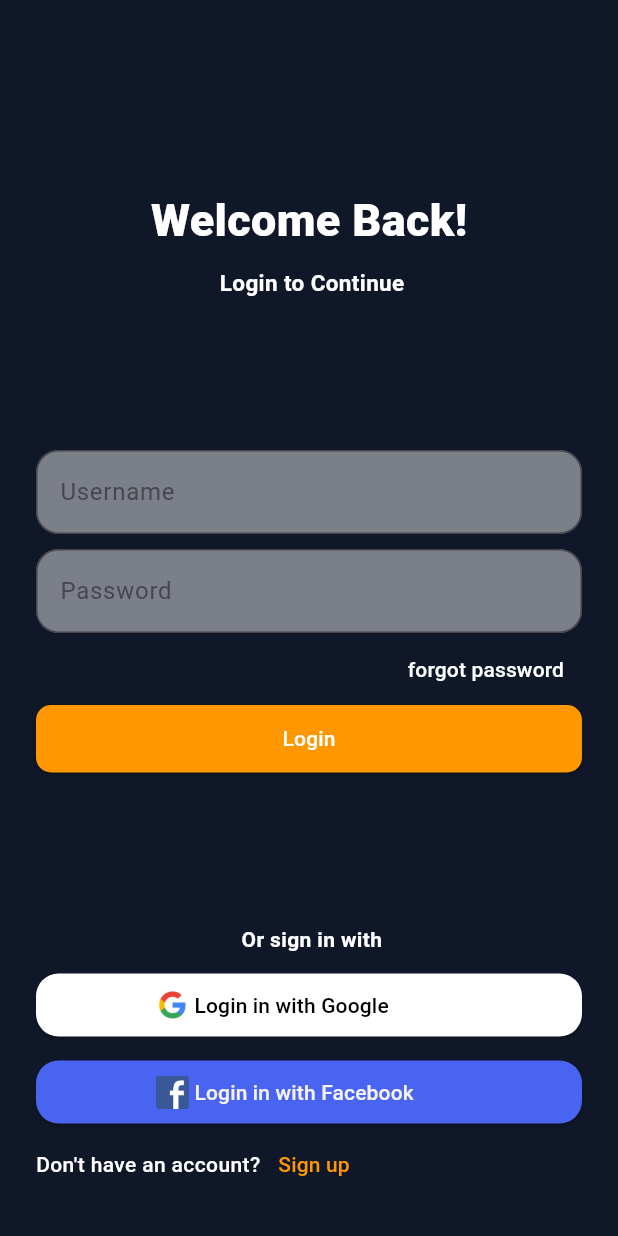
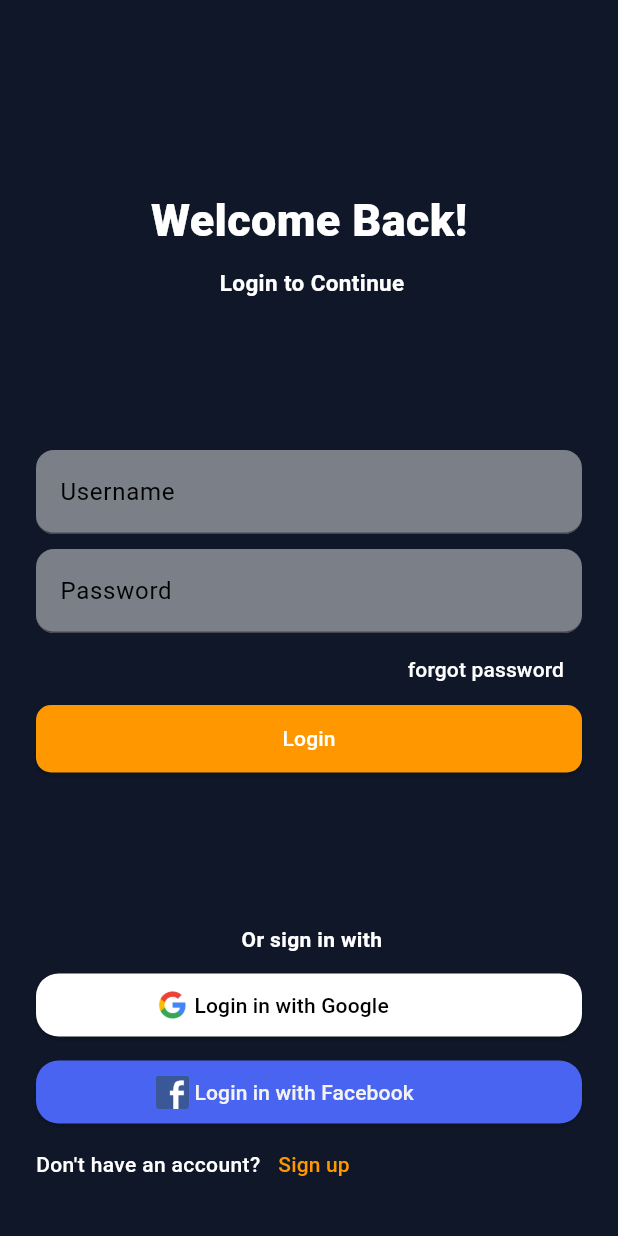
Before and after one commit to Kalyanisunil/my_flutter_app, a Flutter app: the screen it shows after launch, on a phone screen of 412 x 824 dp. Run offline on Flutter 3.47's test engine with Material 3 defaults, Android fonts, the phone set to English and light mode, and no system bars; our stand-ins replace flutter_svg; Roboto replaces fonts that are missing (EBGaramond).

Commit message:
changed login page's textfield to apptextfield

```diff
--- a/lib/components/text_field.dart
+++ b/lib/components/text_field.dart
@@ -1,5 +1,5 @@
 import 'package:flutter/material.dart';
-// import 'package:namer_app/styles/appcolor.dart';
+import 'package:namer_app/styles/appcolor.dart';
 
 class AppTextField extends StatelessWidget {
   final String hint;
--- a/lib/pages/login_page.dart
+++ b/lib/pages/login_page.dart
@@ -1,4 +1,5 @@
 import 'package:flutter/material.dart';
+import 'package:namer_app/components/text_field.dart';
 import 'package:namer_app/config/app_route.dart';
 import 'package:namer_app/config/app_strings.dart';
 import 'package:namer_app/pages/home_page.dart';
@@ -39,36 +40,11 @@ class LoginPage extends StatelessWidget {
                       fontFamily: ' EBGaramond'),
                 ),
                 Spacer(),
-                // SizedBox(
-                //   height: 20,
-                // ),
-                TextField(
-                  decoration: InputDecoration(
-                    hintText: "Username",
-                    label: Text("Username"),
-                    hintStyle: TextStyle(color: AppColors.black),
-                    fillColor: Color.fromARGB(114, 255, 255, 255),
-                    filled: true,
-                    border: OutlineInputBorder(
-                      borderRadius: BorderRadius.circular(15),
-                    ),
-                  ),
-                ),
+                AppTextField(hint: "Username"),
                 SizedBox(
                   height: 10,
                 ),
-                TextField(
-                  decoration: InputDecoration(
-                    hintText: "Password",
-                    label: Text("Password"),
-                    hintStyle: TextStyle(color: AppColors.black),
-                    fillColor: Color.fromARGB(114, 255, 255, 255),
-                    filled: true,
-                    border: OutlineInputBorder(
-                      borderRadius: BorderRadius.circular(15),
-                    ),
-                  ),
-                ),
+                AppTextField(hint: "Password"),
                 Align(
                   alignment: Alignment.centerRight,
                   child: TextButton(
@@ -166,7 +142,6 @@ class LoginPage extends StatelessWidget {
                     ),
                   ),
                 ),
-
                 Row(
                   children: [
                     Text(
```
